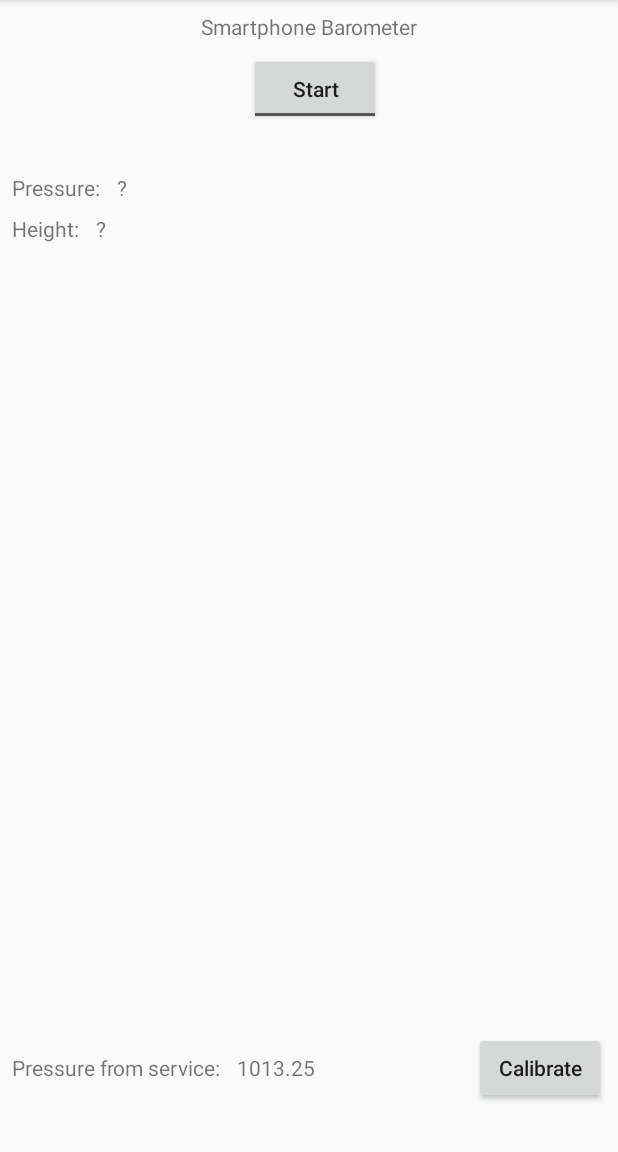
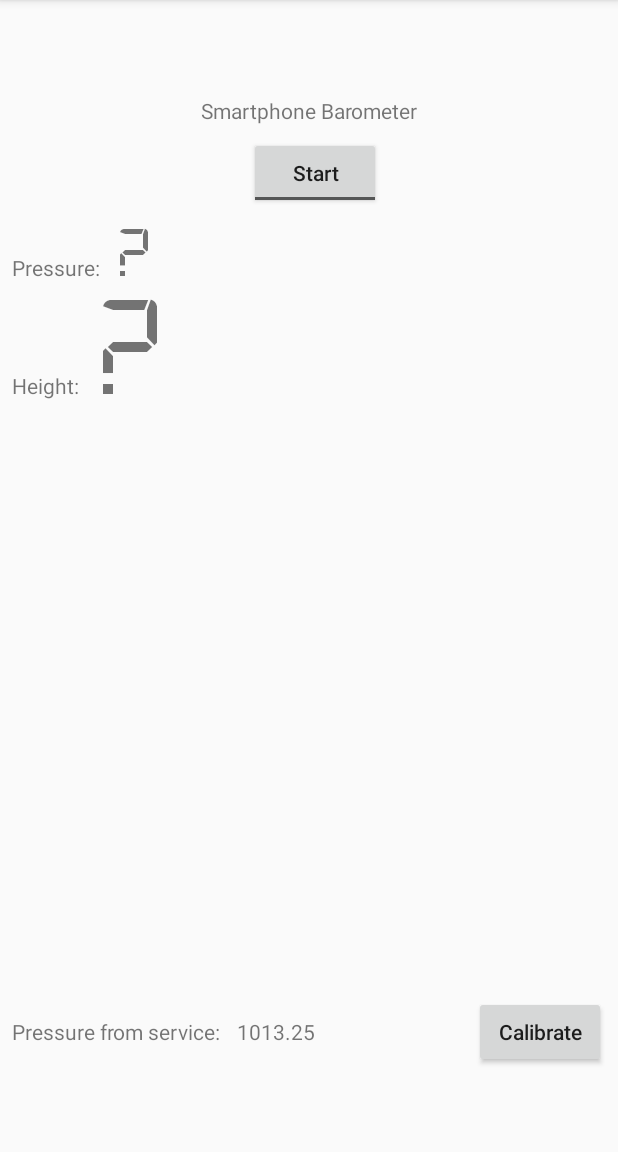
Before and after one commit to joansansam/PressureAltimeter, an Android app: the screen it shows after launch (MainActivity), on a phone screen of 412 x 824 dp, the part 84-1236 px from its top. Run offline under Robolectric (Android 15) with nearby library versions, the phone set to English and light mode, and no system bars.

Commit message:
Screen changes

```diff
--- a/app/src/main/java/melsion/sansa/joan/pressurealtimeter/MainActivity.java
+++ b/app/src/main/java/melsion/sansa/joan/pressurealtimeter/MainActivity.java
@@ -6,6 +6,7 @@ import android.content.Context;
 import android.content.DialogInterface;
 import android.content.Intent;
 import android.content.pm.PackageManager;
+import android.graphics.Typeface;
 import android.location.LocationManager;
 import android.media.AudioManager;
 import android.net.ConnectivityManager;
@@ -62,6 +63,9 @@ public class MainActivity extends AppCompatActivity {
         super.onCreate(savedInstanceState);
         setContentView(R.layout.activity_main);
 
+        //http://www.fontspace.com/style-7/digital-7
+        Typeface tf = Typeface.createFromAsset(getAssets(), "fonts/digital-7.ttf");
+
         pressureBaroTV = findViewById(R.id.pressure_baro_tv);
         heightBaroTV = findViewById(R.id.height_baro_tv);
         barometerButton = findViewById(R.id.baro_btn);
@@ -69,8 +73,9 @@ public class MainActivity extends AppCompatActivity {
         calibrationPressureTV = findViewById(R.id.calibration_pressure_tv);
         sensorProgressBar = findViewById(R.id.sensor_progress_bar);
         serviceProgressBar = findViewById(R.id.service_progress_bar);
-        sensorProgressBar.bringToFront();
-        serviceProgressBar.bringToFront();
+
+        heightBaroTV.setTypeface(tf);
+        pressureBaroTV.setTypeface(tf);
 
         FileUtil.createFile(getApplicationContext());
 
@@ -79,7 +84,6 @@ public class MainActivity extends AppCompatActivity {
 
         barometerButton.setOnCheckedChangeListener(new CompoundButton.OnCheckedChangeListener() {
             public void onCheckedChanged(CompoundButton buttonView, boolean isChecked) {
-                sensorProgressBar.bringToFront();
                 if (isChecked) {
                     // The toggle is enabled
                     //Start smartphone sensor listener
@@ -96,8 +100,8 @@ public class MainActivity extends AppCompatActivity {
 
                 } else {
                     //Stop progress bar
-                    if(sensorProgressBar.getVisibility() != View.GONE) {
-                        sensorProgressBar.setVisibility(View.GONE);
+                    if(sensorProgressBar.getVisibility() != View.INVISIBLE) {
+                        sensorProgressBar.setVisibility(View.INVISIBLE);
                     }
                     // The toggle is disabled
                     //Liberate sensor listeners
@@ -210,8 +214,8 @@ public class MainActivity extends AppCompatActivity {
 
     public void receiveFromService(String pressureString){
         //Stop progress bar
-        if(serviceProgressBar.getVisibility() != View.GONE) {
-            serviceProgressBar.setVisibility(View.GONE);
+        if(serviceProgressBar.getVisibility() != View.INVISIBLE) {
+            serviceProgressBar.setVisibility(View.INVISIBLE);
         }
 
         calibrationPressureTV.setText(pressureString);
--- a/app/src/main/java/melsion/sansa/joan/pressurealtimeter/PressureSensorClass.java
+++ b/app/src/main/java/melsion/sansa/joan/pressurealtimeter/PressureSensorClass.java
@@ -104,8 +104,8 @@ public class PressureSensorClass {
     private void stopProgressBar(Activity activity){
         ProgressBar sensorProgressBar = activity.findViewById(R.id.sensor_progress_bar);
         //Stop progress bar
-        if(sensorProgressBar.getVisibility() != View.GONE) {
-            sensorProgressBar.setVisibility(View.GONE);
+        if(sensorProgressBar.getVisibility() != View.INVISIBLE) {
+            sensorProgressBar.setVisibility(View.INVISIBLE);
         }
     }
 }
--- a/app/src/main/res/layout/activity_main.xml
+++ b/app/src/main/res/layout/activity_main.xml
@@ -1,6 +1,7 @@
 <?xml version="1.0" encoding="utf-8"?>
 <android.support.constraint.ConstraintLayout xmlns:android="http://schemas.android.com/apk/res/android"
     xmlns:app="http://schemas.android.com/apk/res-auto"
+    xmlns:tools="http://schemas.android.com/tools"
     android:layout_width="match_parent"
     android:layout_height="match_parent">
 
@@ -47,17 +48,16 @@
         android:text="Smartphone Barometer"
         app:layout_constraintEnd_toEndOf="parent"
         app:layout_constraintStart_toStartOf="parent"
-        app:layout_constraintTop_toTopOf="parent" />
+        app:layout_constraintTop_toBottomOf="@+id/sensor_progress_bar" />
 
     <Button
         android:id="@+id/call_service_btn"
         android:layout_width="wrap_content"
         android:layout_height="wrap_content"
-        android:layout_marginBottom="32dp"
         android:layout_marginEnd="8dp"
         android:text="Calibrate"
         android:textAllCaps="false"
-        app:layout_constraintBottom_toBottomOf="parent"
+        app:layout_constraintBottom_toTopOf="@+id/service_progress_bar"
         app:layout_constraintEnd_toEndOf="parent" />
 
     <TextView
@@ -65,29 +65,29 @@
         android:layout_width="wrap_content"
         android:layout_height="wrap_content"
         android:layout_marginStart="8dp"
-        android:layout_marginTop="32dp"
         android:text="Pressure: "
-        app:layout_constraintStart_toStartOf="parent"
-        app:layout_constraintTop_toBottomOf="@+id/baro_btn" />
+        app:layout_constraintBaseline_toBaselineOf="@+id/pressure_baro_tv"
+        app:layout_constraintStart_toStartOf="parent" />
 
     <TextView
         android:id="@+id/pressure_baro_tv"
         android:layout_width="wrap_content"
         android:layout_height="wrap_content"
         android:layout_marginStart="8dp"
+        android:layout_marginTop="8dp"
         android:text="\?"
-        app:layout_constraintBaseline_toBaselineOf="@+id/pressure_title_tv"
-        app:layout_constraintStart_toEndOf="@+id/pressure_title_tv" />
+        android:textSize="48sp"
+        app:layout_constraintStart_toEndOf="@+id/pressure_title_tv"
+        app:layout_constraintTop_toBottomOf="@+id/baro_btn" />
 
     <TextView
         android:id="@+id/height_title_tv"
         android:layout_width="wrap_content"
         android:layout_height="wrap_content"
         android:layout_marginStart="8dp"
-        android:layout_marginTop="8dp"
         android:text="Height: "
-        app:layout_constraintStart_toStartOf="parent"
-        app:layout_constraintTop_toBottomOf="@+id/pressure_title_tv" />
+        app:layout_constraintBaseline_toBaselineOf="@+id/height_baro_tv"
+        app:layout_constraintStart_toStartOf="parent" />
 
     <TextView
         android:id="@+id/height_baro_tv"
@@ -95,8 +95,9 @@
         android:layout_height="wrap_content"
         android:layout_marginStart="8dp"
         android:text="\?"
-        app:layout_constraintBaseline_toBaselineOf="@+id/height_title_tv"
-        app:layout_constraintStart_toEndOf="@+id/height_title_tv" />
+        android:textSize="96sp"
+        app:layout_constraintStart_toEndOf="@+id/height_title_tv"
+        app:layout_constraintTop_toBottomOf="@+id/pressure_baro_tv" />
 
     <ProgressBar
         android:id="@+id/sensor_progress_bar"
@@ -108,7 +109,7 @@
         android:layout_marginEnd="8dp"
         android:layout_marginStart="8dp"
         android:layout_marginTop="8dp"
-        android:visibility="gone"
+        android:visibility="invisible"
         app:layout_constraintEnd_toEndOf="parent"
         app:layout_constraintStart_toStartOf="parent"
         app:layout_constraintTop_toTopOf="parent" />
@@ -120,13 +121,13 @@
         android:layout_height="wrap_content"
         android:layout_centerHorizontal="true"
         android:layout_centerVertical="true"
+        android:layout_marginBottom="8dp"
         android:layout_marginEnd="8dp"
         android:layout_marginStart="8dp"
-        android:layout_marginTop="8dp"
-        android:visibility="gone"
+        android:visibility="invisible"
+        app:layout_constraintBottom_toBottomOf="parent"
         app:layout_constraintEnd_toEndOf="parent"
-        app:layout_constraintStart_toStartOf="parent"
-        app:layout_constraintTop_toTopOf="parent" />
+        app:layout_constraintStart_toStartOf="parent" />
 
 
 </android.support.constraint.ConstraintLayout>
```
Also changed, not shown: app/src/main/res/layout/activity_log.xml (+7 -7 lines), app/src/main/assets/fonts/digital-7.ttf (added).
